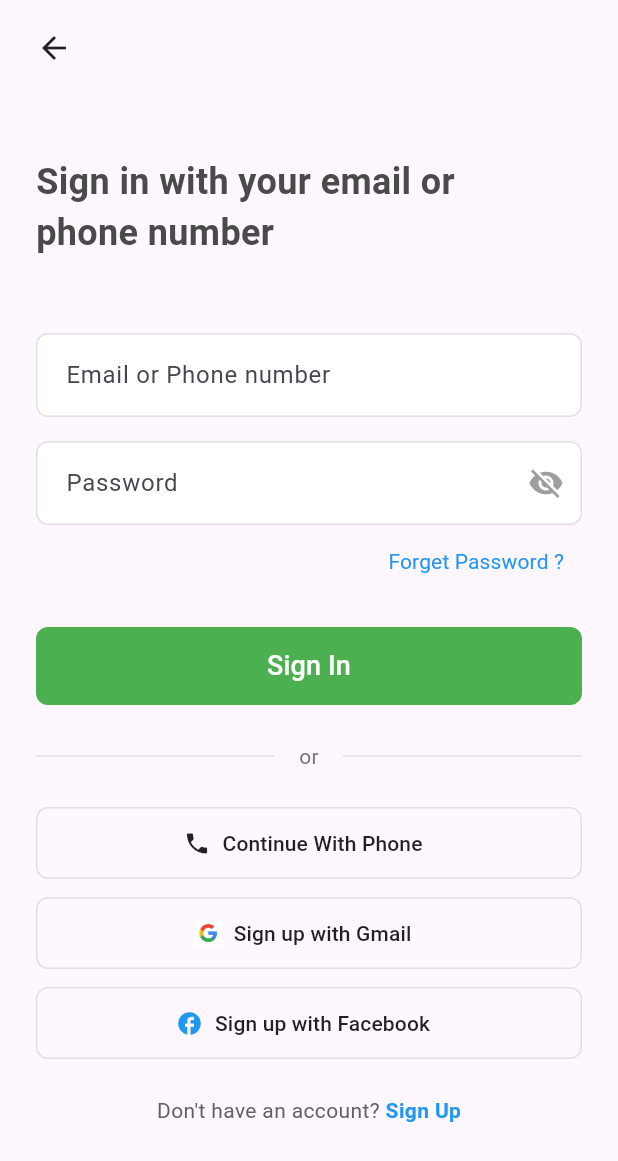
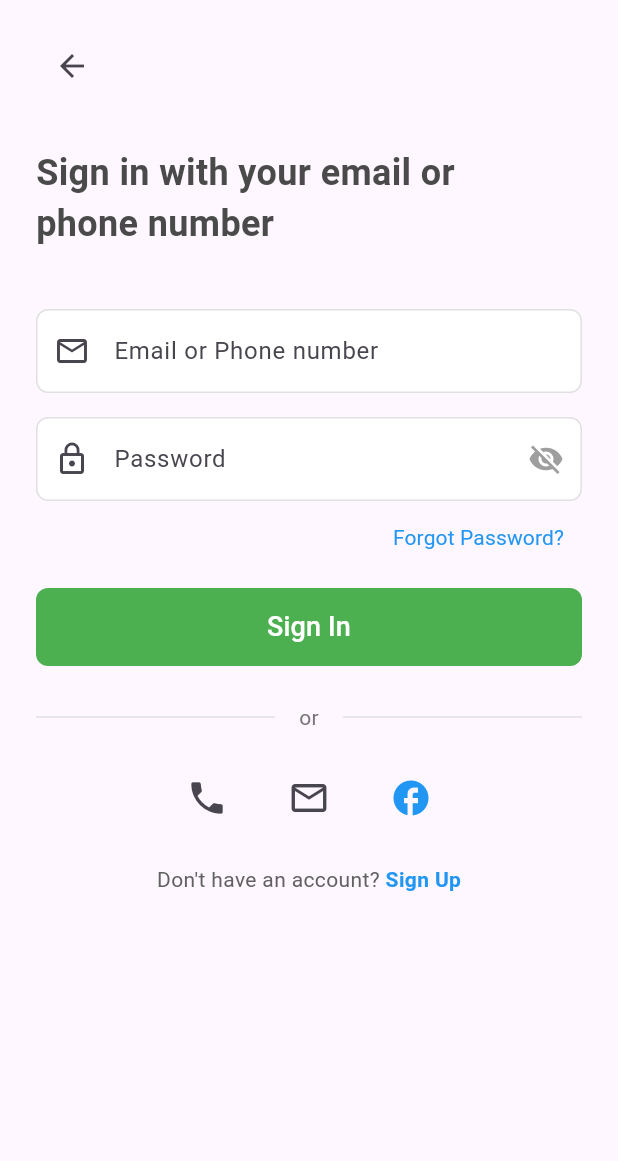
Before and after one commit to KhanalShubham/JeevanDaan-project, a Flutter app: the BoardingScreen screen opened directly, after a tap on "Log In", on a phone screen of 412 x 824 dp. Shown: the top 1161 px of the screen. Run offline on Flutter 3.47's test engine with Material 3 defaults, Android fonts, the light colour scheme and no system bars; our stand-ins replace animated_splash_screen, form_field_validator, lottie.

Commit message:
snackbar added in login

```diff
--- a/lib/app.dart
+++ b/lib/app.dart
@@ -1,5 +1,6 @@
 import 'package:flutter/material.dart';
 import 'package:jeevandaan/view/dashboard.dart';
+import 'package:jeevandaan/view/login.dart';
 import 'package:jeevandaan/view/splash.dart';
 
 class App extends StatelessWidget {
@@ -7,6 +8,6 @@ class App extends StatelessWidget {
 
   @override
   Widget build(BuildContext context) {
-    return MaterialApp(debugShowCheckedModeBanner: false, home: Dashboard());
+    return MaterialApp(debugShowCheckedModeBanner: false, home: Login());
   }
 }
--- a/lib/view/dashboard.dart
+++ b/lib/view/dashboard.dart
@@ -10,12 +10,16 @@ class Dashboard extends StatefulWidget {
 class _DashboardState extends State<Dashboard> {
   @override
   Widget build(BuildContext context) {
-    return Scaffold(
-      body: Row(
-        mainAxisAlignment: MainAxisAlignment.center,
-        children: [
-          Text("Welcome to dashboard screen")
-        ],
+     return Scaffold(
+      appBar: AppBar(
+        title: const Text("Dashboard"),
+        backgroundColor: Colors.green,
+      ),
+      body: const Center(
+        child: Text(
+          'Welcome to your Dashboard!',
+          style: TextStyle(fontSize: 24, fontWeight: FontWeight.w600),
+        ),
       ),
     );
   }
--- a/lib/view/login.dart
+++ b/lib/view/login.dart
@@ -1,5 +1,6 @@
 import 'package:flutter/material.dart';
 import 'package:form_field_validator/form_field_validator.dart';
+import 'package:jeevandaan/view/dashboard.dart';
 import 'package:jeevandaan/view/signup.dart';
 
 class Login extends StatefulWidget {
@@ -17,29 +18,28 @@ class _LoginState extends State<Login> {
   @override
   Widget build(BuildContext context) {
     return Scaffold(
-      body: SingleChildScrollView(
+      body: SafeArea(
+        child: SingleChildScrollView(
           child: Padding(
             padding: const EdgeInsets.symmetric(horizontal: 24.0),
             child: Form(
               key: _formkey,
               child: Column(
                 crossAxisAlignment: CrossAxisAlignment.start,
-
                 children: <Widget>[
-                SizedBox(height: 20,),
-                // Header text
+                  const SizedBox(height: 20),
+                  // Back button
                   Row(
-                  mainAxisAlignment: MainAxisAlignment.start,
                     children: [
-                    GestureDetector(child: Icon(Icons.arrow_back),
-                      onTap: () => Navigator.pop(context),
-                    )
-
+                      IconButton(
+                        icon: const Icon(Icons.arrow_back),
+                        onPressed: () => Navigator.pop(context),
+                      ),
                     ],
                   ),
-                const Padding(
-                  padding: EdgeInsets.only(top: 60.0, bottom: 30.0),
-                  child: Text(
+                  const SizedBox(height: 30),
+                  // Header text
+                  const Text(
                     'Sign in with your email or\nphone number',
                     style: TextStyle(
                       fontSize: 24,
@@ -47,17 +47,16 @@ class _LoginState extends State<Login> {
                       color: Color(0xFF4A4A4A),
                     ),
                   ),
-                ),
-
-                // Email/Phone Field
-                Padding(
-                  padding: const EdgeInsets.only(top: 20.0),
-                  child: TextFormField(
+                  const SizedBox(height: 40),
+                  // Email/Phone Field with Icon
+                  TextFormField(
                     decoration: InputDecoration(
+                      prefixIcon: const Icon(Icons.email_outlined),
                       hintText: "Email or Phone number",
                       filled: true,
                       fillColor: Colors.white,
-                      contentPadding: const EdgeInsets.symmetric(horizontal: 16.0, vertical: 16.0),
+                      contentPadding: const EdgeInsets.symmetric(
+                          horizontal: 16.0, vertical: 16.0),
                       border: OutlineInputBorder(
                         borderRadius: BorderRadius.circular(8.0),
                         borderSide: BorderSide(color: Colors.grey.shade300),
@@ -72,21 +71,22 @@ class _LoginState extends State<Login> {
                       ),
                     ),
                     validator: MultiValidator([
-                      RequiredValidator(errorText: "Please enter your email address or phone number"),
+                      RequiredValidator(
+                          errorText:
+                              "Please enter your email address or phone number"),
                     ]),
                   ),
-                ),
-
-                // Password Field
-                Padding(
-                  padding: const EdgeInsets.only(top: 16.0),
-                  child: TextFormField(
+                  const SizedBox(height: 16),
+                  // Password Field with Icon
+                  TextFormField(
                     obscureText: _obscureText,
                     decoration: InputDecoration(
+                      prefixIcon: const Icon(Icons.lock_outline),
                       hintText: "Password",
                       filled: true,
                       fillColor: Colors.white,
-                      contentPadding: const EdgeInsets.symmetric(horizontal: 16.0, vertical: 16.0),
+                      contentPadding: const EdgeInsets.symmetric(
+                          horizontal: 16.0, vertical: 16.0),
                       border: OutlineInputBorder(
                         borderRadius: BorderRadius.circular(8.0),
                         borderSide: BorderSide(color: Colors.grey.shade300),
@@ -101,7 +101,9 @@ class _LoginState extends State<Login> {
                       ),
                       suffixIcon: IconButton(
                         icon: Icon(
-                          _obscureText ? Icons.visibility_off : Icons.visibility,
+                          _obscureText
+                              ? Icons.visibility_off
+                              : Icons.visibility,
                           color: Colors.grey,
                         ),
                         onPressed: () {
@@ -113,11 +115,10 @@ class _LoginState extends State<Login> {
                     ),
                     validator: MultiValidator([
                       RequiredValidator(errorText: "Please enter your password"),
-                      MinLengthValidator(8, errorText: "Password must be at least 8 characters"),
+                      MinLengthValidator(8,
+                          errorText: "Password must be at least 8 characters"),
                     ]),
                   ),
-                ),
-
                   // Forget Password
                   Align(
                     alignment: Alignment.centerRight,
@@ -125,8 +126,8 @@ class _LoginState extends State<Login> {
                       onPressed: () {
                         // Handle forget password
                       },
-                    child: Text(
-                      "Forget Password ?",
+                      child: const Text(
+                        "Forgot Password?",
                         style: TextStyle(
                           color: Colors.blue,
                           fontWeight: FontWeight.w400,
@@ -134,16 +135,14 @@ class _LoginState extends State<Login> {
                       ),
                     ),
                   ),
-
+                  const SizedBox(height: 10),
                   // Sign In button
-                Padding(
-                  padding: const EdgeInsets.only(top: 20.0),
-                  child: SizedBox(
+                  SizedBox(
                     width: double.infinity,
                     height: 52,
                     child: ElevatedButton(
                       style: ElevatedButton.styleFrom(
-                        backgroundColor: const Color(0xFF4CAF50), // Green color
+                        backgroundColor: const Color(0xFF4CAF50),
                         foregroundColor: Colors.white,
                         shape: RoundedRectangleBorder(
                           borderRadius: BorderRadius.circular(8.0),
@@ -152,7 +151,11 @@ class _LoginState extends State<Login> {
                       ),
                       onPressed: () {
                         if (_formkey.currentState!.validate()) {
-                          print("Form submitted");
+                          ScaffoldMessenger.of(context).showSnackBar(
+                            const SnackBar(
+                                content: Text("Logged in successfully")),
+                          );
+                          Navigator.push(context, MaterialPageRoute(builder: (context)=>Dashboard()));
                         }
                       },
                       child: const Text(
@@ -164,12 +167,9 @@ class _LoginState extends State<Login> {
                       ),
                     ),
                   ),
-                ),
-
+                  const SizedBox(height: 24),
                   // Or divider
-                Padding(
-                  padding: const EdgeInsets.symmetric(vertical: 24.0),
-                  child: Row(
+                  Row(
                     children: [
                       Expanded(
                         child: Divider(
@@ -195,85 +195,46 @@ class _LoginState extends State<Login> {
                       ),
                     ],
                   ),
-                ),
-
-                // Continue with Phone Button
-                Padding(
-                  padding: const EdgeInsets.only(bottom: 12.0),
-                  child: SizedBox(
-                    width: double.infinity,
-                    height: 48,
-                    child: OutlinedButton.icon(
-                      icon: const Icon(Icons.phone, size: 18),
-                      label: const Text("Continue With Phone"),
-                      style: OutlinedButton.styleFrom(
-                        foregroundColor: Colors.black87,
-                        side: BorderSide(color: Colors.grey.shade300),
-                        shape: RoundedRectangleBorder(
-                          borderRadius: BorderRadius.circular(8.0),
-                        ),
-                      ),
+                  const SizedBox(height: 20),
+                  // Social icons row
+                  Row(
+                    mainAxisAlignment: MainAxisAlignment.center,
+                    children: [
+                      IconButton(
+                        icon: const Icon(Icons.phone, size: 28),
                         onPressed: () {
-                        // Handle phone sign in
+                          ScaffoldMessenger.of(context).showSnackBar(
+                            const SnackBar(
+                                content: Text("Phone sign in tapped")),
+                          );
                         },
                       ),
-                  ),
-                ),
-
-                // Sign up with Gmail Button
-                Padding(
-                  padding: const EdgeInsets.only(bottom: 12.0),
-                  child: SizedBox(
-                    width: double.infinity,
-                    height: 48,
-                    child: OutlinedButton.icon(
-                      icon: Image.asset(
-                        "assets/lottie/images/google.png",
-                        width: 18,
-                        height: 18,
-                      ),
-                      label: const Text("Sign up with Gmail"),
-                      style: OutlinedButton.styleFrom(
-                        foregroundColor: Colors.black87,
-                        side: BorderSide(color: Colors.grey.shade300),
-                        shape: RoundedRectangleBorder(
-                          borderRadius: BorderRadius.circular(8.0),
-                        ),
-                      ),
+                      const SizedBox(width: 20),
+                      IconButton(
+                        icon: const Icon(Icons.mail_outline, size: 28),
                         onPressed: () {
-                        // Handle Gmail sign in
+                          ScaffoldMessenger.of(context).showSnackBar(
+                            const SnackBar(
+                                content: Text("Gmail sign in tapped")),
+                          );
                         },
                       ),
-                  ),
-                ),
-
-                // Sign up with Facebook Button
-                Padding(
-                  padding: const EdgeInsets.only(bottom: 24.0),
-                  child: SizedBox(
-                    width: double.infinity,
-                    height: 48,
-                    child: OutlinedButton.icon(
-                      icon: Icon(Icons.facebook, color: Colors.blue, size: 18),
-                      label: const Text("Sign up with Facebook"),
-                      style: OutlinedButton.styleFrom(
-                        foregroundColor: Colors.black87,
-                        side: BorderSide(color: Colors.grey.shade300),
-                        shape: RoundedRectangleBorder(
-                          borderRadius: BorderRadius.circular(8.0),
-                        ),
-                      ),
+                      const SizedBox(width: 20),
+                      IconButton(
+                        icon: const Icon(Icons.facebook,
+                            color: Colors.blue, size: 28),
                         onPressed: () {
-                        // Handle Facebook sign in
+                          ScaffoldMessenger.of(context).showSnackBar(
+                            const SnackBar(
+                                content: Text("Facebook sign in tapped")),
+                          );
                         },
                       ),
+                    ],
                   ),
-                ),
-
+                  const SizedBox(height: 20),
                   // Don't have an account
                   Center(
-                  child: Padding(
-                    padding: const EdgeInsets.only(bottom: 24.0),
                     child: Row(
                       mainAxisAlignment: MainAxisAlignment.center,
                       children: [
@@ -288,7 +249,8 @@ class _LoginState extends State<Login> {
                           onTap: () {
                             Navigator.push(
                               context,
-                              MaterialPageRoute(builder: (context) => Signup()),
+                              MaterialPageRoute(
+                                  builder: (context) => const Signup()),
                             );
                           },
                           child: const Text(
@@ -303,8 +265,9 @@ class _LoginState extends State<Login> {
                       ],
                     ),
                   ),
+                  const SizedBox(height: 30),
+                ],
               ),
-              ],
             ),
           ),
         ),
```
Lines whose indentation alone changed are shown as unchanged.
